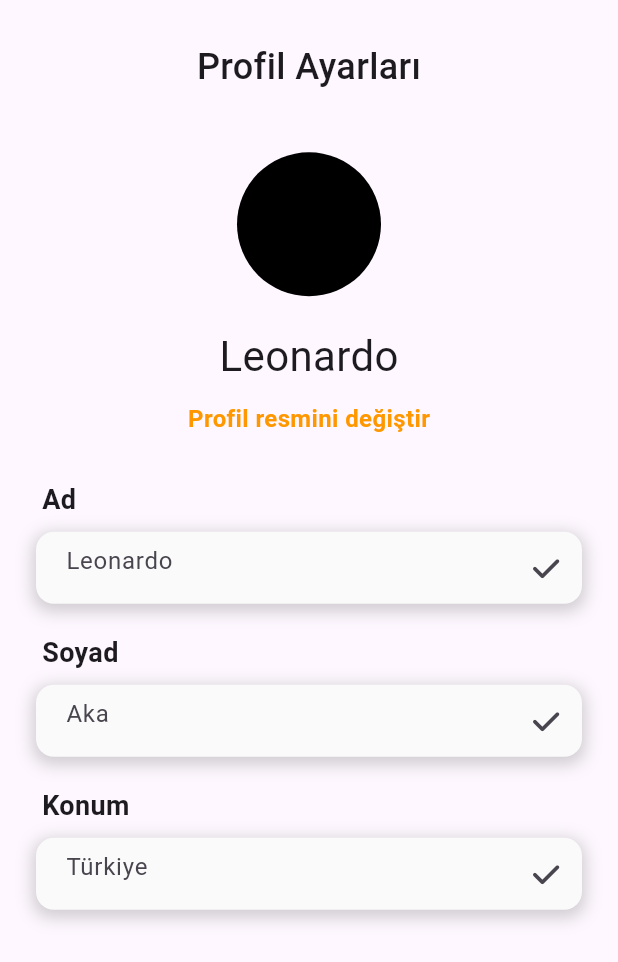
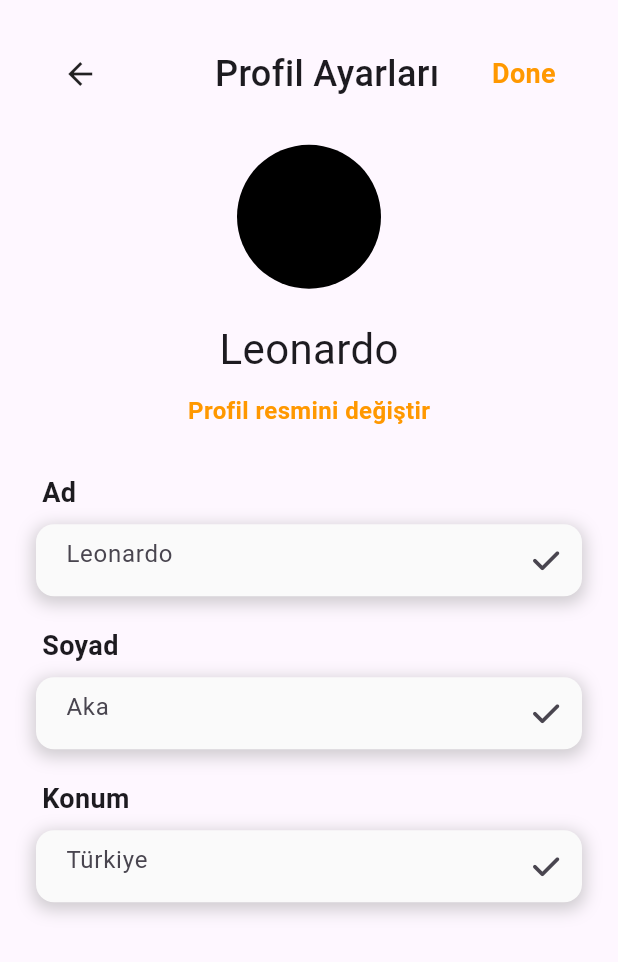
Before and after one commit to oua-fluttter-8/oua_flutter_eight, a Flutter app: the EditProfilePage screen opened directly, on a phone screen of 412 x 824 dp. Shown: the top 962 px of the screen. Run offline on Flutter 3.47's test engine with Material 3 defaults, Android fonts, the phone set to English and light mode, and no system bars; our stand-ins replace cloud_firestore, firebase_auth, firebase_core, flutter_bloc, fluttertoast, font_awesome_flutter; accounts and stored records are empty.

Commit message:
profile settings ui change

```diff
--- a/lib/presentation/screens/profile/edit_profile_page.dart
+++ b/lib/presentation/screens/profile/edit_profile_page.dart
@@ -15,18 +15,42 @@ class _EditProfilePageState extends State<EditProfilePage> {
         child: Padding(
           padding: const EdgeInsets.all(16.0),
           child: Center(
+
             child: Padding(
               padding: const EdgeInsets.all(8.0),
               child: Column(
                 mainAxisAlignment: MainAxisAlignment.center,
                 children: [
-                  const Text("Profil Ayarları",
-                    style: TextStyle(
-                      fontSize: 24,
-                      fontWeight: FontWeight.w500,
-                    ),
+                  Container(
+                  child: Row(
+                    mainAxisAlignment: MainAxisAlignment.spaceAround,
+                    children: [
+                      Icon(
+                        Icons.arrow_back,
+                        // Burada gerekli boyutlar ve diğer stillendirmeleri yapabilirsiniz
+                      ),
+                      const SizedBox(width: 8.0), // Ok ile yazı arasında boşluk bırakmak için
+                      const Text(
+                        "Profil Ayarları",
+                        style: TextStyle(
+                          fontSize: 24,
+                          fontWeight: FontWeight.w500,
+                        ),
+                      ),
+
+                      Text(
+                        "Done",
+                        style: TextStyle(
+                          fontSize: 18,
+                          fontWeight: FontWeight.bold,
+                          color: Colors.orange.shade500,// Örneğin mavi renk kullanıldı, isteğinize göre değiştirebilirsiniz
+                        ),
+                      ),
+                    ],
                   ),
-                  const SizedBox(height: 40),
+                ),
+
+                  const SizedBox(height: 30),
                   const CircleAvatar(
                     radius: 48,
                     backgroundColor: Colors.black,
```
